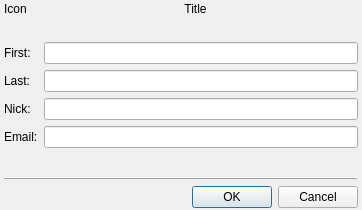
The window that src/plugins/jabbersearch/searchdialog2.ui (xnamed/vacuum-im) describes before a commit, drawn with Qt 5.
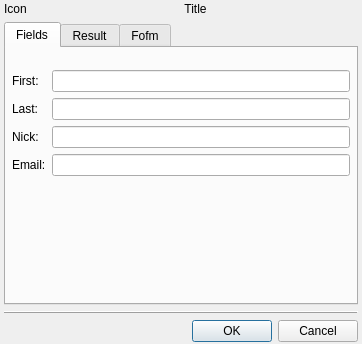
The same window after the commit.

What changed in the file:
```diff
--- a/src/plugins/jabbersearch/searchdialog2.ui
+++ b/src/plugins/jabbersearch/searchdialog2.ui
@@ -7,7 +7,7 @@
     <x>0</x>
     <y>0</y>
     <width>362</width>
-    <height>210</height>
+    <height>344</height>
    </rect>
   </property>
   <property name="sizePolicy">
@@ -57,7 +57,7 @@
     </layout>
    </item>
    <item>
-    <widget class="QStackedWidget" name="stwWidgets">
+    <widget class="QTabWidget" name="stwWidgets">
      <property name="sizePolicy">
       <sizepolicy hsizetype="Expanding" vsizetype="Expanding">
        <horstretch>0</horstretch>
@@ -68,24 +68,21 @@
       <number>0</number>
      </property>
      <widget class="QWidget" name="pgeFields">
-      <property name="sizePolicy">
-       <sizepolicy hsizetype="Expanding" vsizetype="Preferred">
-        <horstretch>0</horstretch>
-        <verstretch>0</verstretch>
-       </sizepolicy>
-      </property>
+      <attribute name="title">
+       <string>Fields</string>
+      </attribute>
       <layout class="QGridLayout">
        <property name="leftMargin">
-        <number>0</number>
+        <number>6</number>
        </property>
        <property name="topMargin">
-        <number>0</number>
+        <number>2</number>
        </property>
        <property name="rightMargin">
-        <number>0</number>
+        <number>6</number>
        </property>
        <property name="bottomMargin">
-        <number>0</number>
+        <number>2</number>
        </property>
        <item row="4" column="0">
         <widget class="QLabel" name="lblNick">
@@ -174,6 +171,9 @@
       </layout>
      </widget>
      <widget class="QWidget" name="pgeResult">
+      <attribute name="title">
+       <string>Result</string>
+      </attribute>
       <layout class="QVBoxLayout">
        <property name="leftMargin">
         <number>0</number>
@@ -231,12 +231,9 @@
       </layout>
      </widget>
      <widget class="QWidget" name="pgeForm">
-      <property name="sizePolicy">
-       <sizepolicy hsizetype="Expanding" vsizetype="Preferred">
-        <horstretch>0</horstretch>
-        <verstretch>0</verstretch>
-       </sizepolicy>
-      </property>
+      <attribute name="title">
+       <string>Fofm</string>
+      </attribute>
      </widget>
     </widget>
    </item>
```
